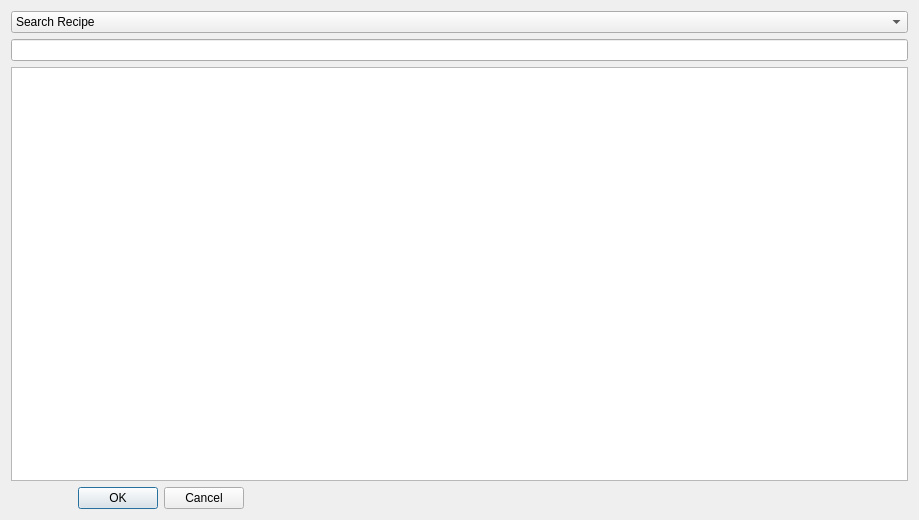
Old version of the form mealplanner/recipebook.ui in the repository escobaros-dos/mealplanner.
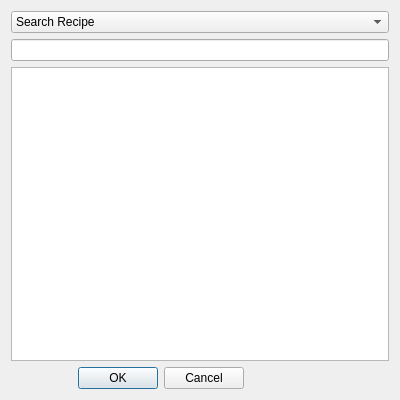
New version of the form.

Commit message: just some comments

Diff of the .ui file:
```diff
--- a/mealplanner/recipebook.ui
+++ b/mealplanner/recipebook.ui
@@ -6,10 +6,22 @@
    <rect>
     <x>0</x>
     <y>0</y>
-    <width>919</width>
-    <height>520</height>
+    <width>400</width>
+    <height>400</height>
    </rect>
   </property>
+  <property name="minimumSize">
+   <size>
+    <width>400</width>
+    <height>400</height>
+   </size>
+  </property>
+  <property name="maximumSize">
+   <size>
+    <width>400</width>
+    <height>400</height>
+   </size>
+  </property>
   <property name="windowTitle">
    <string>Dialog</string>
   </property>
```
The commit also changes 2 other files.
